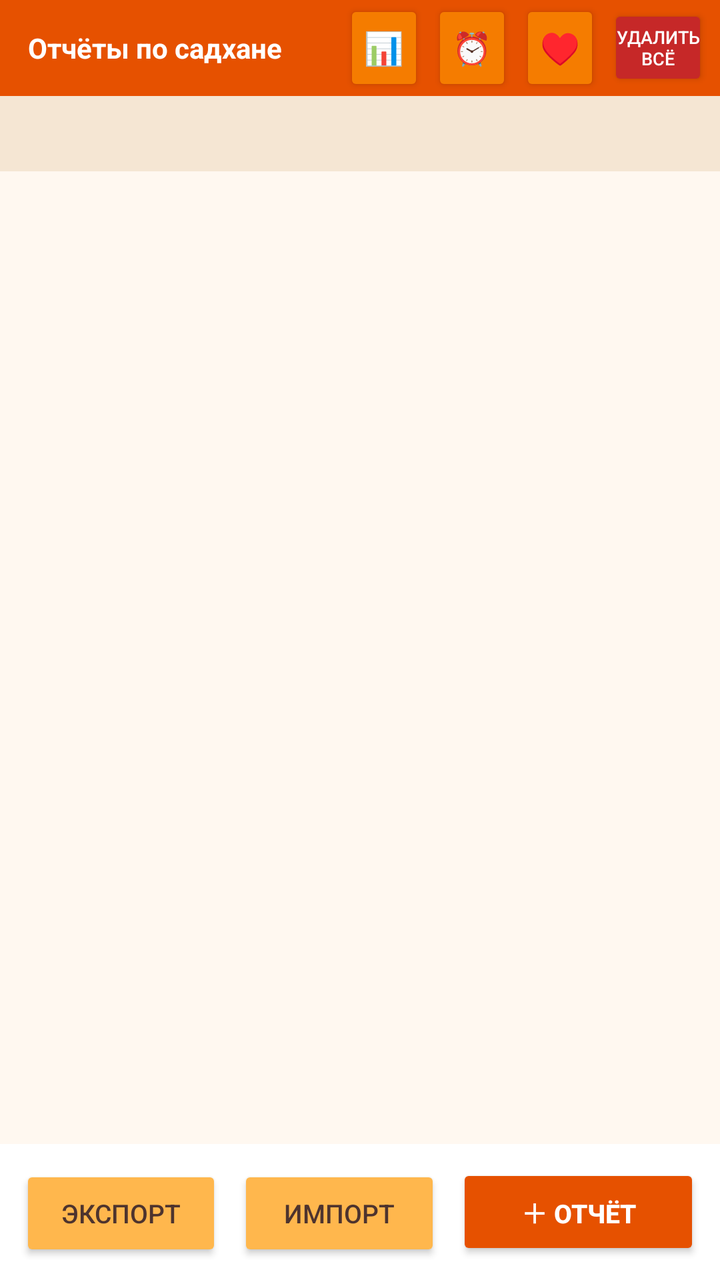
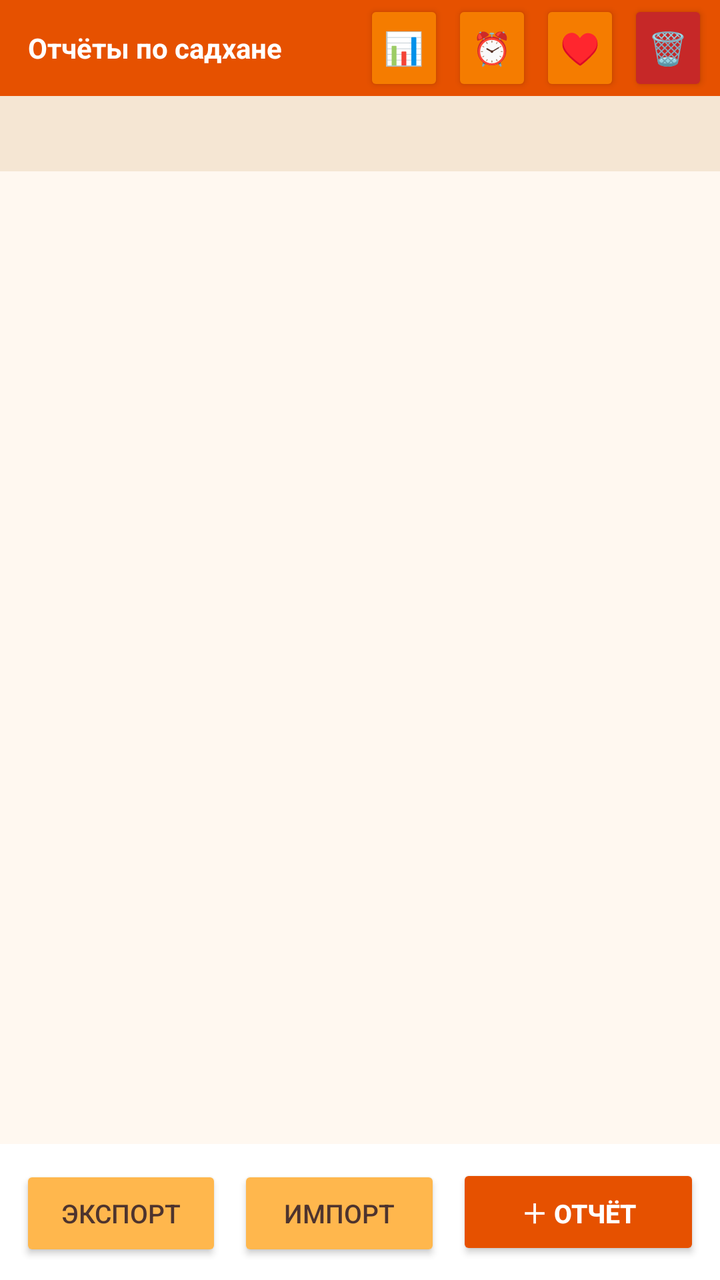

Compare the two renders of this Android layout. The source of the first and the diff that turns it into the second are given below.
<!-- AndroidManifest.xml: application theme AppTheme -->
<!-- res/layout/activity_main.xml -->
<?xml version="1.0" encoding="utf-8"?>
<LinearLayout xmlns:android="http://schemas.android.com/apk/res/android"
    android:layout_width="match_parent"
    android:layout_height="match_parent"
    android:orientation="vertical"
    android:background="#FFF8F0">

    <LinearLayout
        android:layout_width="match_parent"
        android:layout_height="wrap_content"
        android:orientation="horizontal"
        android:background="#E65100"
        android:gravity="center_vertical"
        android:paddingLeft="14dp"
        android:paddingRight="6dp">

        <TextView
            android:id="@+id/header"
            android:layout_width="0dp"
            android:layout_height="wrap_content"
            android:layout_weight="1"
            android:text="Отчёты по садхане"
            android:textColor="#FFFFFF"
            android:textSize="14sp"
            android:maxLines="1"
            android:ellipsize="end"
            android:textStyle="bold"
            android:paddingTop="14dp"
            android:paddingBottom="14dp" />

        <Button
            android:id="@+id/btnStats"
            android:layout_width="40dp"
            android:layout_height="wrap_content"
            android:minWidth="0dp"
            android:paddingLeft="0dp"
            android:paddingRight="0dp"
            android:layout_marginLeft="4dp"
            android:text="📊"
            android:textSize="16sp"
            android:backgroundTint="#F57C00"
            android:textColor="#FFFFFF" />

        <Button
            android:id="@+id/btnSettings"
            android:layout_width="40dp"
            android:layout_height="wrap_content"
            android:minWidth="0dp"
            android:paddingLeft="0dp"
            android:paddingRight="0dp"
            android:layout_marginLeft="4dp"
            android:text="⏰"
            android:textSize="16sp"
            android:backgroundTint="#F57C00"
            android:textColor="#FFFFFF" />

        <Button
            android:id="@+id/btnDonate"
            android:layout_width="40dp"
            android:layout_height="wrap_content"
            android:minWidth="0dp"
            android:paddingLeft="0dp"
            android:paddingRight="0dp"
            android:layout_marginLeft="4dp"
            android:text="♥"
            android:textSize="16sp"
            android:backgroundTint="#F57C00"
            android:textColor="#FFFFFF" />

        <Button
            android:id="@+id/btnDeleteAll"
            android:layout_width="wrap_content"
            android:layout_height="wrap_content"
            android:minWidth="0dp"
            android:layout_marginLeft="4dp"
            android:paddingLeft="4dp"
            android:paddingRight="4dp"
            android:minHeight="0dp"
            android:text="удалить&#10;всё"
            android:textSize="9sp"
            android:gravity="center"
            android:backgroundTint="#C62828"
            android:textColor="#FFFFFF" />
    </LinearLayout>

    <TextView
        android:id="@+id/summary"
        android:layout_width="match_parent"
        android:layout_height="wrap_content"
        android:background="#F5E6D3"
        android:paddingLeft="16dp"
        android:paddingRight="16dp"
        android:paddingTop="10dp"
        android:paddingBottom="10dp"
        android:textColor="#6D4C41"
        android:textSize="13sp"
        android:text="" />

    <FrameLayout
        android:layout_width="match_parent"
        android:layout_height="0dp"
        android:layout_weight="1">

        <ListView
            android:id="@+id/list"
            android:layout_width="match_parent"
            android:layout_height="match_parent"
            android:divider="@null"
            android:dividerHeight="0dp"
            android:paddingLeft="12dp"
            android:paddingRight="12dp"
            android:paddingTop="8dp"
            android:paddingBottom="8dp"
            android:clipToPadding="false"
            android:scrollbars="vertical" />

        <TextView
            android:id="@+id/empty"
            android:layout_width="match_parent"
            android:layout_height="match_parent"
            android:gravity="center"
            android:paddingLeft="32dp"
            android:paddingRight="32dp"
            android:text="Пока нет ни одного отчёта.\n\nНажмите «＋ Отчёт», чтобы заполнить отчёт за сегодня."
            android:textColor="#A1887F"
            android:textSize="15sp"
            android:visibility="gone" />
    </FrameLayout>

    <LinearLayout
        android:layout_width="match_parent"
        android:layout_height="wrap_content"
        android:orientation="horizontal"
        android:background="#FFFFFF"
        android:padding="10dp">

        <Button
            android:id="@+id/btnExport"
            android:layout_width="0dp"
            android:layout_height="wrap_content"
            android:layout_weight="1"
            android:text="Экспорт"
            android:textSize="13sp"
            android:backgroundTint="#FFB74D"
            android:textColor="#4E342E" />

        <Button
            android:id="@+id/btnImport"
            android:layout_width="0dp"
            android:layout_height="wrap_content"
            android:layout_weight="1"
            android:layout_marginLeft="8dp"
            android:text="Импорт"
            android:textSize="13sp"
            android:backgroundTint="#FFB74D"
            android:textColor="#4E342E" />

        <Button
            android:id="@+id/btnAdd"
            android:layout_width="0dp"
            android:layout_height="wrap_content"
            android:layout_weight="1.2"
            android:layout_marginLeft="8dp"
            android:text="＋ Отчёт"
            android:textSize="13sp"
            android:textStyle="bold"
            android:backgroundTint="#E65100"
            android:textColor="#FFFFFF" />
    </LinearLayout>
</LinearLayout>
<!-- resources referenced by this layout -->
<resources>
  <style name="AppTheme" parent="@android:style/Theme.Material.Light.NoActionBar">
          <item name="android:colorPrimary">#E65100</item>
          <item name="android:colorPrimaryDark">#BF360C</item>
          <item name="android:colorAccent">#E65100</item>
          <item name="android:windowBackground">#FFF8F0</item>
      </style>
</resources>

<!-- the commit's change to res/layout/activity_main.xml (unified diff, before → after) -->
@@ -69,16 +69,14 @@
 
         <Button
             android:id="@+id/btnDeleteAll"
-            android:layout_width="wrap_content"
+            android:layout_width="40dp"
             android:layout_height="wrap_content"
             android:minWidth="0dp"
+            android:paddingLeft="0dp"
+            android:paddingRight="0dp"
             android:layout_marginLeft="4dp"
-            android:paddingLeft="4dp"
-            android:paddingRight="4dp"
-            android:minHeight="0dp"
-            android:text="удалить&#10;всё"
-            android:textSize="9sp"
-            android:gravity="center"
+            android:text="🗑"
+            android:textSize="16sp"
             android:backgroundTint="#C62828"
             android:textColor="#FFFFFF" />
     </LinearLayout>
